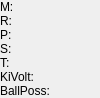
Old version of the form alica_client/src/alica/AlicaWidget.ui in the repository dasys-lab/alica-essentials.
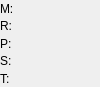
New version of the form.

Patch:
```diff
--- a/alica_client/src/alica/AlicaWidget.ui
+++ b/alica_client/src/alica/AlicaWidget.ui
@@ -147,20 +147,6 @@
        </property>
       </widget>
      </item>
-     <item>
-      <widget class="QLabel" name="kickVoltLbl">
-       <property name="text">
-        <string>KiVolt:</string>
-       </property>
-      </widget>
-     </item>
-     <item>
-      <widget class="QLabel" name="ballPossStateLbl">
-       <property name="text">
-        <string>BallPoss:</string>
-       </property>
-      </widget>
-     </item>
     </layout>
    </item>
    <item>
@@ -254,20 +240,6 @@
        </property>
       </widget>
      </item>
-     <item>
-      <widget class="QLabel" name="kickVoltVal">
-       <property name="text">
-        <string/>
-       </property>
-      </widget>
-     </item>
-     <item>
-      <widget class="QLabel" name="ballPossStateVal">
-       <property name="text">
-        <string/>
-       </property>
-      </widget>
-     </item>
     </layout>
    </item>
   </layout>
```
Left out of the diff: 11 changed lines with no effect on the pictures.
